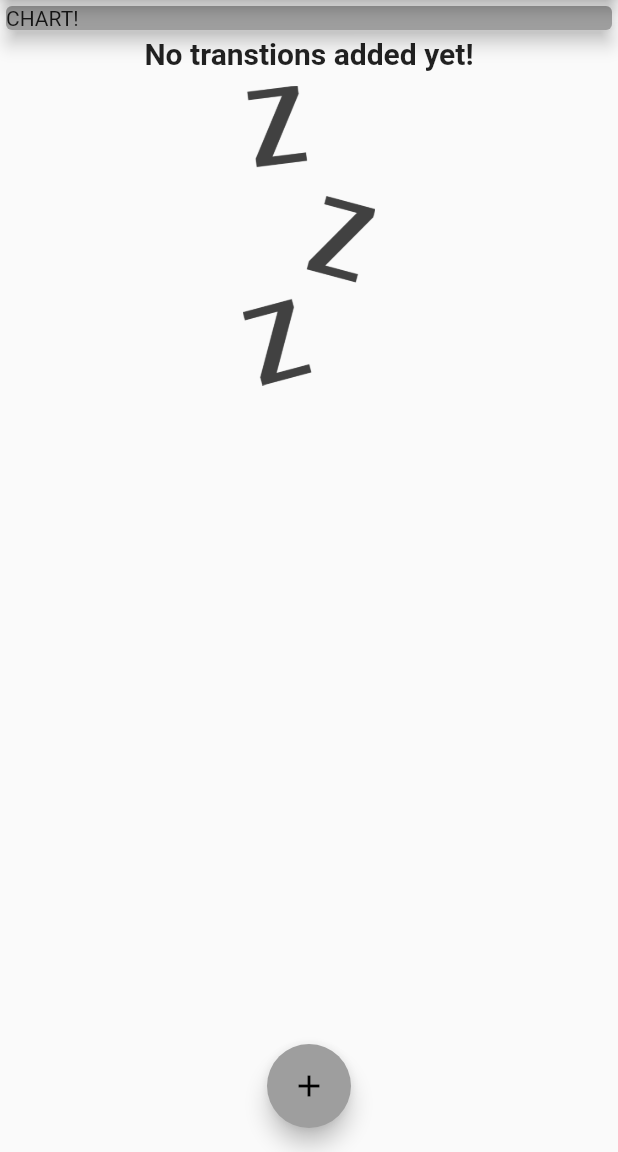
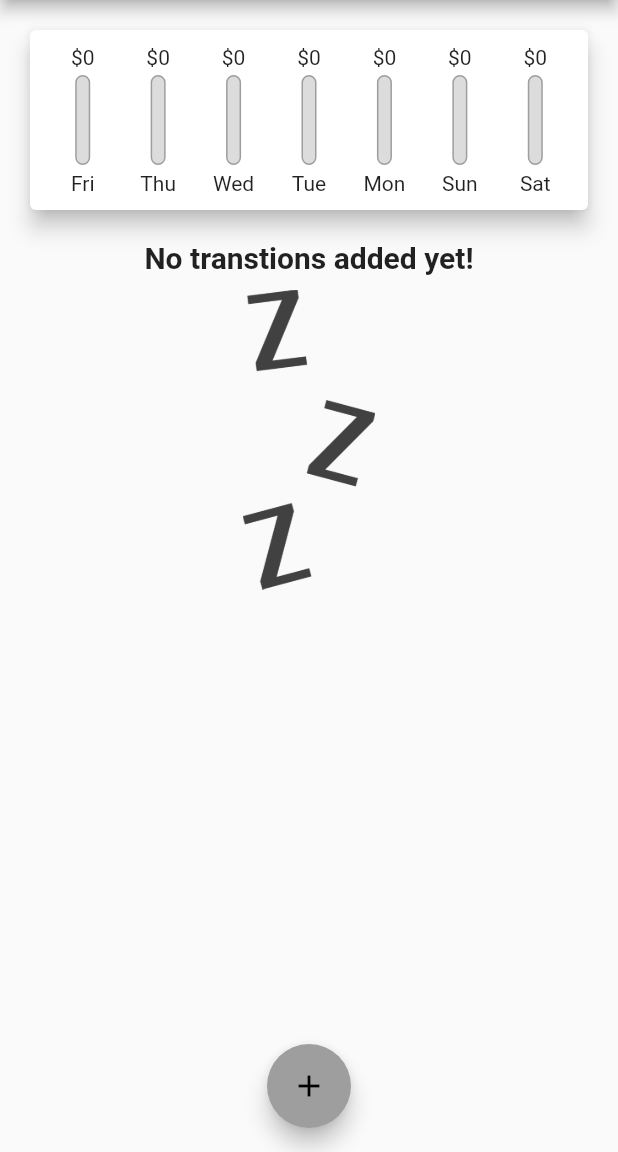
Before and after one commit to NoufBaslaib/appapp, a Flutter app: the screen it shows after launch, on a phone screen of 412 x 824 dp, the part 84-1236 px from its top. Run offline on Flutter 3.47's test engine with Material 2 defaults, Android fonts, the phone set to English and light mode, and no system bars.

Commit message:
More Updates

```diff
--- a/lib/main.dart
+++ b/lib/main.dart
@@ -1,4 +1,5 @@
 import 'package:appapp/models/transaction.dart';
+import 'package:appapp/widgets/chart.dart';
 import 'package:appapp/widgets/new_transaction.dart';
 import 'package:appapp/widgets/transaction_list.dart';
 import 'package:flutter/material.dart';
@@ -31,6 +32,12 @@
     // Transaction(id: 't2', title: 'bags', amount: 70.35, date: DateTime.now())
   ];
 
+  List<Transaction> get _recenteTransitions {
+    return _usertransactions.where((tx) {
+      return tx.date.isAfter(DateTime.now().subtract(Duration(days: 7)));
+    }).toList();
+  }
+
   void _addNewTransaction(String txTitle, double txAmount) {
     final newTx = Transaction(
         id: DateTime.now().toString(),
@@ -54,6 +61,7 @@
           );
         });
   }
+
   @override
   Widget build(BuildContext context) {
     return Scaffold(
@@ -69,13 +77,7 @@
         child: Column(
           crossAxisAlignment: CrossAxisAlignment.stretch,
           children: [
-            Container(
-                width: double.infinity,
-                child: Card(
-                  elevation: 5,
-                  child: Text('CHART!'),
-                  color: Colors.grey,
-                )),
+            Chart(_recenteTransitions),
             TransactionsList(_usertransactions),
           ],
         ),
--- /dev/null
+++ b/lib/widgets/chart.dart
@@ -0,0 +1,56 @@
+import 'package:appapp/models/transaction.dart';
+import 'package:appapp/widgets/chart_bar.dart';
+import 'package:flutter/material.dart';
+import 'package:intl/intl.dart';
+
+class Chart extends StatelessWidget {
+  final List<Transaction> recenteTransitions;
+  Chart(this.recenteTransitions);
+
+  List<Map<String, Object>> get groupedTransitionValue {
+    return List.generate(
+      7,
+      (index) {
+        final weekDay = DateTime.now().subtract(Duration(days: index));
+        double totalSum = 0.0;
+        for (var i = 0; i < recenteTransitions.length; i++) {
+          if (recenteTransitions[i].date.day == weekDay.day &&
+              recenteTransitions[i].date.month == weekDay.month &&
+              recenteTransitions[i].date.year == weekDay.year) {
+            totalSum += recenteTransitions[i].amount;
+          }
+        }
+        return {'day': DateFormat.E().format(weekDay), 'amount': totalSum};
+      },
+    );
+  }
+
+  double get totalSpending {
+    return groupedTransitionValue.fold(0.0, (sum, item) {
+      return sum + (item['amount'] as double);
+    });
+  }
+
+  @override
+  Widget build(BuildContext context) {
+    return Card(
+      elevation: 6,
+      margin: EdgeInsets.all(20),
+      child: Padding(
+        padding: const EdgeInsets.all(10.0),
+        child: Row(
+            children: groupedTransitionValue.map((data) {
+          return Flexible(
+            fit: FlexFit.tight,
+            child: ChartBar(
+                (data['day'] as String),
+                (data['amount'] as double),
+                totalSpending == 0.0
+                    ? 0.0
+                    : (data['amount'] as double) / totalSpending),
+          );
+        }).toList()),
+      ),
+    );
+  }
+}
--- /dev/null
+++ b/lib/widgets/chart_bar.dart
@@ -0,0 +1,44 @@
+import 'package:flutter/material.dart';
+
+class ChartBar extends StatelessWidget {
+  final String label;
+  final double spendingAmount;
+  final double spendingPctOfTotal;
+
+  const ChartBar(this.label, this.spendingAmount, this.spendingPctOfTotal);
+
+  @override
+  Widget build(BuildContext context) {
+    return Column(
+      children: [
+        FittedBox(child: Text('\$${spendingAmount.toStringAsFixed(0)}')),
+        SizedBox(
+          height: 4,
+        ),
+        Container(
+          height: 60,
+          width: 10,
+          child: Stack(children: [
+            Container(
+              decoration: BoxDecoration(
+                  border: Border.all(color: Colors.grey, width: 1.0),
+                  color: Color.fromRGBO(220, 220, 220, 1),
+                  borderRadius: BorderRadius.circular(20)),
+            ),
+            FractionallySizedBox(
+              heightFactor: spendingPctOfTotal,
+              child: Container(
+                  decoration: BoxDecoration(
+                      color: Theme.of(context).primaryColor,
+                      borderRadius: BorderRadius.circular(10))),
+            )
+          ]),
+        ),
+        SizedBox(
+          height: 4,
+        ),
+        Text(label)
+      ],
+    );
+  }
+}
```
